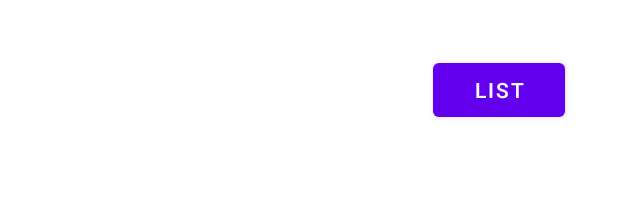
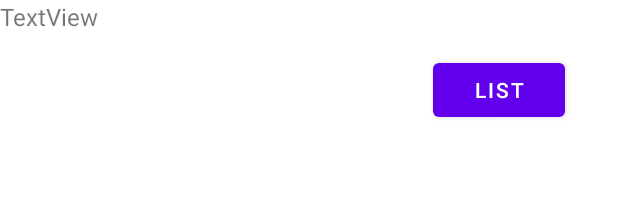
Before and after one commit to CSE-110-Winter-2023/cse-110-project-cse110-team-36, an Android app: the layout activity_main.xml on its own in the app's theme, with its tools: preview values and no code run, on a phone screen of 412 x 824 dp. Shown: the top 198 px of the screen. Run offline under Robolectric (Android 15) with nearby library versions, the phone set to English and light mode, and no system bars.

Commit message:
generate uid

```diff
--- a/app/src/main/res/layout/activity_main.xml
+++ b/app/src/main/res/layout/activity_main.xml
@@ -75,4 +75,13 @@
         app:layout_constraintEnd_toEndOf="parent"
         app:layout_constraintTop_toTopOf="parent" />
 
+    <TextView
+        android:id="@+id/uid"
+        android:layout_width="wrap_content"
+        android:layout_height="wrap_content"
+        android:text="TextView"
+        android:textSize="16sp"
+        tools:layout_editor_absoluteX="97dp"
+        tools:layout_editor_absoluteY="51dp" />
+
 </androidx.constraintlayout.widget.ConstraintLayout>
--- a/app/src/main/res/values/strings.xml
+++ b/app/src/main/res/values/strings.xml
@@ -1,4 +1,4 @@
 <resources>
-    <string name="app_name">Social Compass</string>
+    <string name="app_name">Social Compass2</string>
     <string name="is_accessed">false</string>
 </resources>
```
Also changed, not shown: app/src/main/java/edu/ucsd/cse110/lab4/MainActivity.java (+16 -7 lines), app/src/main/java/edu/ucsd/cse110/lab4/ProfileActivity.java (+13 -0 lines), app/src/main/res/layout/activity_profile.xml (+8 -0 lines).
